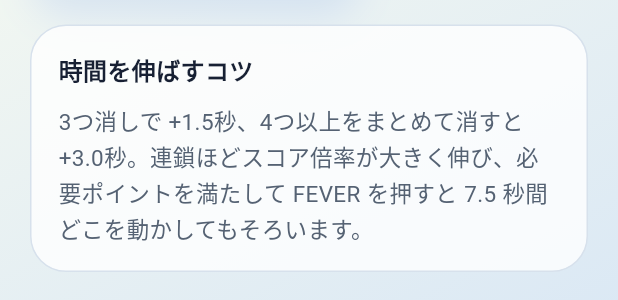
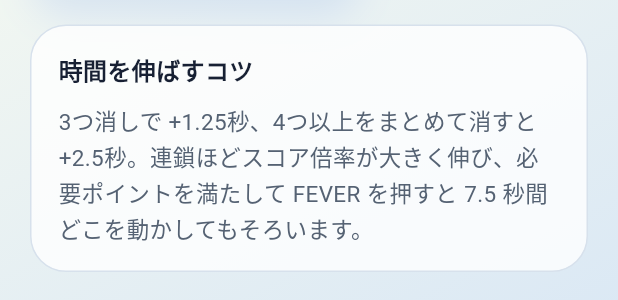
Before and after one commit to KK-cube/Puzzle, a Flutter app: the HowToPlayDialog widget shown alone on an empty page, opened directly, scrolled down 400 dp, on a phone screen of 412 x 824 dp. Shown: the part 814-1114 px from the top of the screen. Run offline on Flutter 3.47's test engine with Material 3 defaults, Android fonts, the phone set to English and light mode, and no system bars; our stand-ins replace audioplayers, flutter_riverpod, google_fonts, shared_preferences, supabase_flutter; missing offline and left inert: flame; accounts and stored records are empty.

Commit message:
Tune clear time rewards

```diff
--- a/lib/game/application/game_session_controller.dart
+++ b/lib/game/application/game_session_controller.dart
@@ -486,10 +486,10 @@ class GameSessionController extends StateNotifier<GameSessionState> {
 
   int _timeBonusForClearedTiles(int clearedTiles) {
     if (clearedTiles >= 4) {
-      return 3000;
+      return 2500;
     }
     if (clearedTiles >= 3) {
-      return 1500;
+      return 1250;
     }
     return 0;
   }
--- a/lib/game/presentation/screens/title_screen.dart
+++ b/lib/game/presentation/screens/title_screen.dart
@@ -187,7 +187,7 @@ class TitleScreen extends ConsumerWidget {
                         const LeaderboardPanel(),
                         const SizedBox(height: 18),
                         const Text(
-                          '3つ消すと +1.5秒、1回の消去で 4つ以上消すと +3.0秒。連鎖ほど得点倍率が大きく伸び、FEVER は初回 500pt、以降は 500pt ずつ必要値が増えます。発動すると 7.5 秒間フィーバーです。',
+                          '3つ消すと +1.25秒、1回の消去で 4つ以上消すと +2.5秒。連鎖ほど得点倍率が大きく伸び、FEVER は初回 500pt、以降は 500pt ずつ必要値が増えます。発動すると 7.5 秒間フィーバーです。',
                           style: TextStyle(
                             fontSize: 14,
                             height: 1.5,
--- a/lib/game/presentation/widgets/how_to_play_dialog.dart
+++ b/lib/game/presentation/widgets/how_to_play_dialog.dart
@@ -114,7 +114,7 @@ class HowToPlayDialog extends StatelessWidget {
                               ),
                               SizedBox(height: 10),
                               Text(
-                                '3つ消しで +1.5秒、4つ以上をまとめて消すと +3.0秒。連鎖ほどスコア倍率が大きく伸び、必要ポイントを満たして FEVER を押すと 7.5 秒間どこを動かしてもそろいます。',
+                                '3つ消しで +1.25秒、4つ以上をまとめて消すと +2.5秒。連鎖ほどスコア倍率が大きく伸び、必要ポイントを満たして FEVER を押すと 7.5 秒間どこを動かしてもそろいます。',
                                 style: TextStyle(
                                   fontSize: 15,
                                   height: 1.5,
```
Also changed, not shown: 1 other file.
